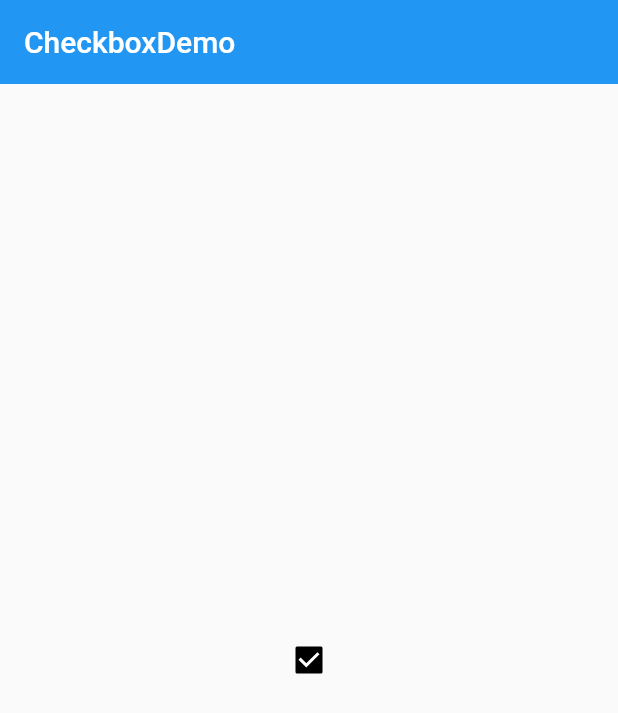
After one commit to YuDongZhang/flutter_app_learn, a Flutter app: the CheckboxDemo screen opened directly, on a phone screen of 412 x 824 dp. The commit adds this screen. Shown: the top 713 px of the screen. Run offline on Flutter 3.47's test engine with Material 2 defaults, Android fonts, the light colour scheme and no system bars.

Commit message:
Checkbox：复选框_

```diff
--- /dev/null
+++ b/lib/20-宁浩教程练习/demo/checkbox_demo.dart
@@ -0,0 +1,43 @@
+import 'package:flutter/material.dart';
+
+class CheckboxDemo extends StatefulWidget {
+  @override
+  _CheckboxDemoState createState() => _CheckboxDemoState();
+}
+
+class _CheckboxDemoState extends State<CheckboxDemo> {
+  bool _checkboxItemA = true;
+
+  @override
+  Widget build(BuildContext context) {
+    return Scaffold(
+      appBar: AppBar(
+        title: Text('CheckboxDemo'),
+        elevation: 0.0,
+      ),
+      body: Container(
+        padding: EdgeInsets.all(16.0),
+        child: Column(
+          mainAxisAlignment: MainAxisAlignment.center,
+          children: <Widget>[
+
+            Row(
+              mainAxisAlignment: MainAxisAlignment.center,
+              children: <Widget>[
+                Checkbox(
+                  value: _checkboxItemA,
+                  onChanged: (value) {
+                    setState(() {
+                      _checkboxItemA = value;
+                    });
+                  },
+                  activeColor: Colors.black,
+                ),
+              ],
+            ),
+          ],
+        ),
+      )
+    );
+  }
+}
--- a/lib/20-宁浩教程练习/demo/material_components.dart
+++ b/lib/20-宁浩教程练习/demo/material_components.dart
@@ -1,5 +1,7 @@
 import 'package:flutter/material.dart';
+import 'package:flutter_app_learn/20-%E5%AE%81%E6%B5%A9%E6%95%99%E7%A8%8B%E7%BB%83%E4%B9%A0/demo/checkbox_demo.dart';
 import 'package:flutter_app_learn/20-%E5%AE%81%E6%B5%A9%E6%95%99%E7%A8%8B%E7%BB%83%E4%B9%A0/demo/form_demo.dart';
+import 'package:flutter_app_learn/20-%E5%AE%81%E6%B5%A9%E6%95%99%E7%A8%8B%E7%BB%83%E4%B9%A0/demo/popup_menu_button_demo.dart';
 
 import 'Button_Demo.dart';
 import 'floating_action_button_demo.dart';
@@ -14,8 +16,9 @@ class MaterialComponents extends StatelessWidget {
       ),
       body: ListView(
         children: [
+          ListItem(title: 'CheckBoxDemo', page: CheckboxDemo()),
           ListItem(title: 'form', page: FormDemo()),
-          ListItem(title: 'PopupMenuButton', page: PopupMenuButton()),
+          ListItem(title: 'PopupMenuButton', page: PopupMenuButtonDemo()),
           ListItem(title: 'Button', page: ButtonDemo()),
           ListItem(title: 'FloatingActionButton', page: FloatingActionButtonDemo()),
         ],
```
